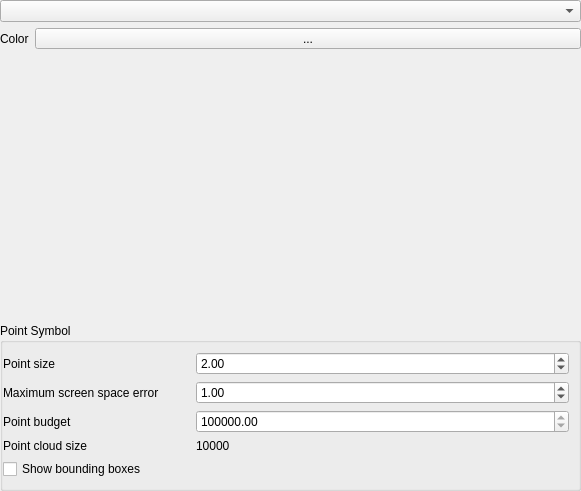
First picture: the form in src/ui/3d/qgspointcloud3dsymbolwidget.ui, repository qgis/QGIS, before the edit.
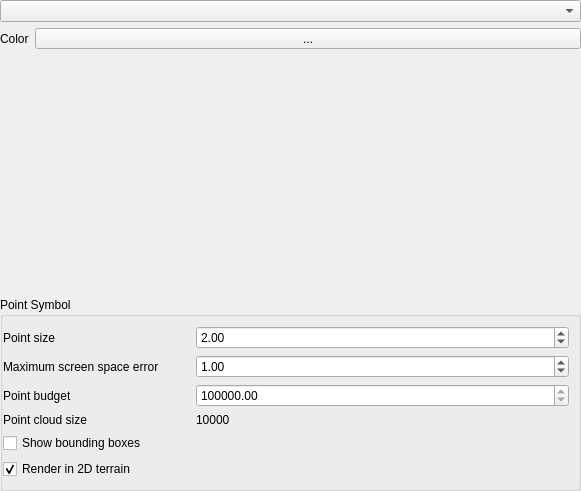
Second picture: the form after the edit. Custom widgets are drawn as their Qt base class.

Commit message: add optional layer rendering to 3D terrain

Diff of the .ui file:
```diff
--- a/src/ui/3d/qgspointcloud3dsymbolwidget.ui
+++ b/src/ui/3d/qgspointcloud3dsymbolwidget.ui
@@ -132,6 +132,16 @@
         </property>
        </widget>
       </item>
+      <item row="5" column="0">
+       <widget class="QCheckBox" name="mRenderTo3dTerrainCheckBox">
+        <property name="text">
+         <string>Render in 2D terrain</string>
+        </property>
+        <property name="checked">
+         <bool>true</bool>
+        </property>
+       </widget>
+      </item>
      </layout>
     </widget>
    </item>
@@ -530,17 +540,17 @@
   </layout>
  </widget>
  <customwidgets>
-  <customwidget>
-   <class>QgsDoubleSpinBox</class>
-   <extends>QDoubleSpinBox</extends>
-   <header>qgsdoublespinbox.h</header>
-  </customwidget>
   <customwidget>
    <class>QgsColorButton</class>
    <extends>QToolButton</extends>
    <header>qgscolorbutton.h</header>
    <container>1</container>
   </customwidget>
+  <customwidget>
+   <class>QgsDoubleSpinBox</class>
+   <extends>QDoubleSpinBox</extends>
+   <header>qgsdoublespinbox.h</header>
+  </customwidget>
   <customwidget>
    <class>QgsColorRampShaderWidget</class>
    <extends>QWidget</extends>
```
Left out of the diff: 80 changed lines with no effect on the pictures. The commit also changes 9 other files.
